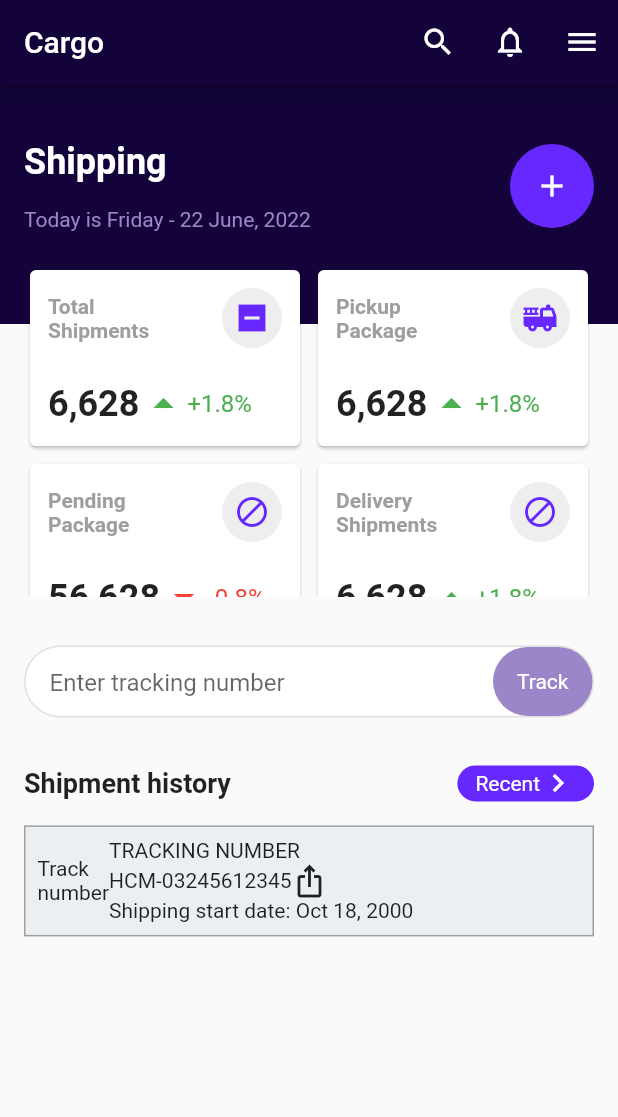
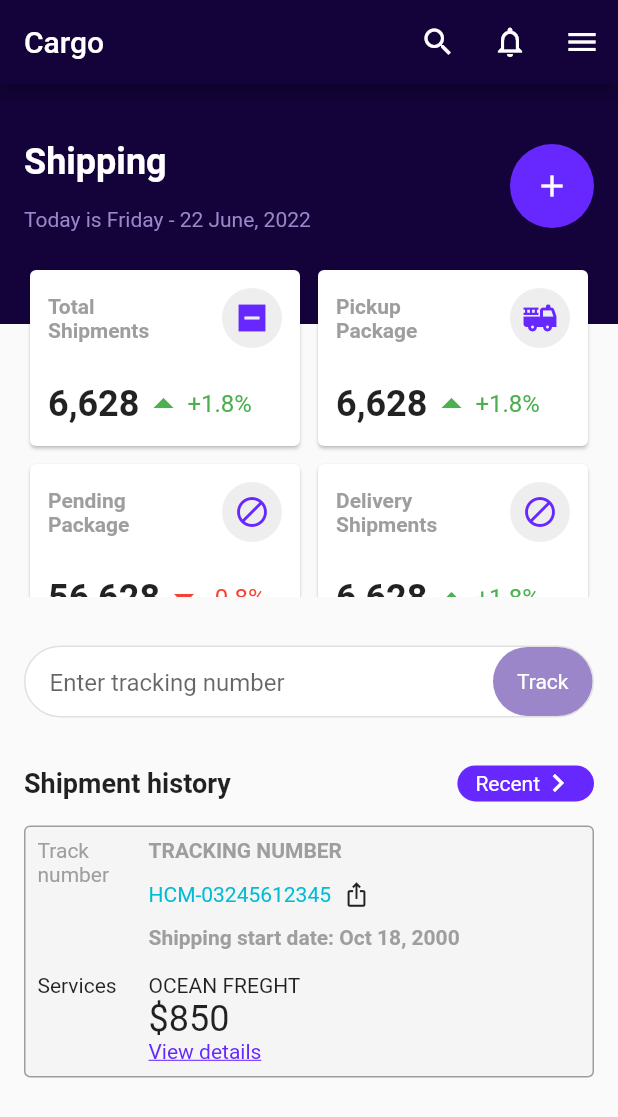
Before and after one commit to JAICHANGPARK/flutter_notebook_chapter_24, a Flutter app: the CargoShippingMainPage screen opened directly, on a phone screen of 412 x 824 dp. Shown: the top 1117 px of the screen. Run offline on Flutter 3.47's test engine with Material 2 defaults, Android fonts, the phone set to English and light mode, and no system bars.

Commit message:
Update cargo_shipping_main_page.dart

```diff
--- a/lib/ep1351_cargo_shipping_app/view/cargo_shipping_main_page.dart
+++ b/lib/ep1351_cargo_shipping_app/view/cargo_shipping_main_page.dart
@@ -373,14 +373,14 @@ class _CargoShippingMainPageState extends State<CargoShippingMainPage> {
                     ),
                     padding: const EdgeInsets.symmetric(horizontal: 12),
                     child: Row(
-                      children: [
-                        const Text(
+                      children: const [
+                        Text(
                           "Recent",
                           style: TextStyle(
                             color: Colors.white,
                           ),
                         ),
-                        const Icon(
+                        Icon(
                           Icons.keyboard_arrow_right_outlined,
                           color: Colors.white,
                         )
@@ -391,30 +391,102 @@ class _CargoShippingMainPageState extends State<CargoShippingMainPage> {
               ),
             ),
             Container(
-              margin: EdgeInsets.symmetric(horizontal: 16),
+              margin: const EdgeInsets.symmetric(horizontal: 16),
               decoration: BoxDecoration(
-                color: Colors.blueGrey[50],
+                color: Colors.grey[100],
                 border: Border.all(color: Colors.grey),
+                borderRadius: BorderRadius.circular(4),
               ),
-              padding: EdgeInsets.all(8),
+              padding: const EdgeInsets.all(8),
               child: Column(
                 crossAxisAlignment: CrossAxisAlignment.start,
                 children: [
                   Row(
+                    crossAxisAlignment: CrossAxisAlignment.start,
                     children: [
-                      Text('Track\nnumber'),
+                      const SizedBox(
+                        width: 58,
+                        child: Text(
+                          'Track\nnumber',
+                          style: TextStyle(
+                            color: Colors.grey,
+                          ),
+                        ),
+                      ),
+                      const SizedBox(
+                        width: 16,
+                      ),
                       Expanded(
                         child: Column(
                           crossAxisAlignment: CrossAxisAlignment.start,
                           children: [
-                            Text("TRACKING NUMBER"),
-                            Row(
-                              children: [
-                                Text("HCM-03245612345"),
-                                Icon(Icons.ios_share),
-                              ],
+                            const Text(
+                              "TRACKING NUMBER",
+                              style: TextStyle(
+                                color: Colors.grey,
+                                fontWeight: FontWeight.bold,
+                              ),
                             ),
-                            Text("Shipping start date: Oct 18, 2000"),
+                            Padding(
+                              padding: const EdgeInsets.symmetric(vertical: 12),
+                              child: Row(
+                                children: const [
+                                  Text(
+                                    "HCM-03245612345",
+                                    style: TextStyle(
+                                      color: Colors.cyan,
+                                    ),
+                                  ),
+                                  SizedBox(
+                                    width: 8,
+                                  ),
+                                  Icon(
+                                    Icons.ios_share,
+                                    size: 18,
+                                  ),
+                                ],
+                              ),
+                            ),
+                            const Text(
+                              "Shipping start date: Oct 18, 2000",
+                              style: TextStyle(
+                                color: Colors.grey,
+                                fontWeight: FontWeight.bold,
+                              ),
+                            ),
+                          ],
+                        ),
+                      )
+                    ],
+                  ),
+                  const SizedBox(
+                    height: 16,
+                  ),
+                  Row(
+                    crossAxisAlignment: CrossAxisAlignment.start,
+                    children: [
+                      const SizedBox(width: 58, child: Text("Services")),
+                      const SizedBox(
+                        width: 16,
+                      ),
+                      Expanded(
+                        child: Column(
+                          crossAxisAlignment: CrossAxisAlignment.start,
+                          children: [
+                            const Text("OCEAN FREGHT"),
+                            const Text(
+                              "\$850",
+                              style: TextStyle(
+                                fontSize: 24,
+                              ),
+                            ),
+                            Text(
+                              "View details",
+                              style: TextStyle(
+                                decoration: TextDecoration.underline,
+                                color: _accentColor,
+                              ),
+                            )
                           ],
                         ),
                       )
```
